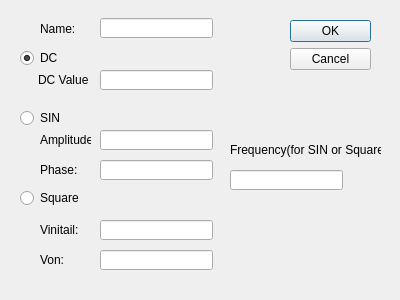
Above: sourcedialog.ui from s94285/SPICE before the change. Below: the same form after it.
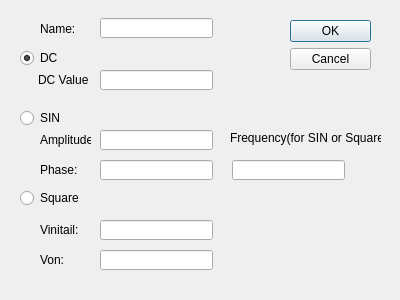
That is the form after the change.

```diff
--- a/sourcedialog.ui
+++ b/sourcedialog.ui
@@ -121,7 +121,7 @@
    <property name="geometry">
     <rect>
      <x>230</x>
-     <y>140</y>
+     <y>128</y>
      <width>151</width>
      <height>20</height>
     </rect>
@@ -133,8 +133,8 @@
   <widget class="QLineEdit" name="lineEdit_Freq">
    <property name="geometry">
     <rect>
-     <x>230</x>
-     <y>170</y>
+     <x>232</x>
+     <y>160</y>
      <width>113</width>
      <height>20</height>
     </rect>
```
